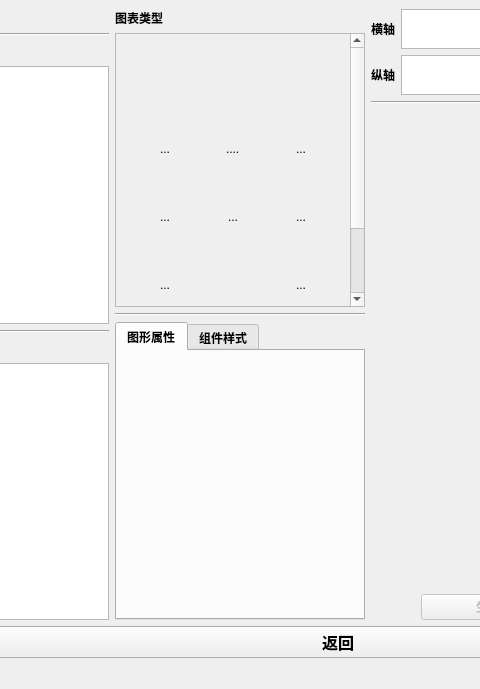
Above: views/UI_DataVisualizationWin.ui from kingry1/GraduationProject-Data-Visualization-System before the change; both pictures show x 125 to 605 and y 0 to 689 of the 926 by 689 pixel window. Below: the same form after it.
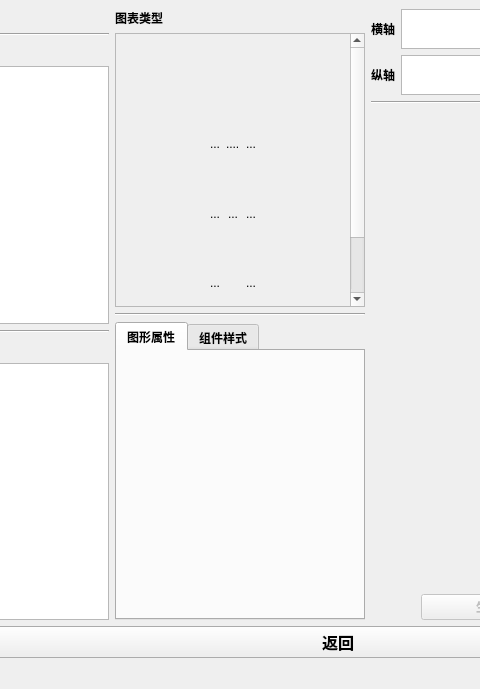
That is the form after the change. The open tabs and pages were chosen to show the change. Icons and pictures are not drawn. Custom widgets are drawn as their Qt base class.

Patch:
```diff
--- a/views/UI_DataVisualizationWin.ui
+++ b/views/UI_DataVisualizationWin.ui
@@ -180,7 +180,7 @@
               </property>
              </widget>
             </item>
-            <item>
+            <item alignment="Qt::AlignHCenter">
              <widget class="QScrollArea" name="scrollArea">
               <property name="sizePolicy">
                <sizepolicy hsizetype="Fixed" vsizetype="Expanding">
@@ -196,7 +196,7 @@
               </property>
               <property name="maximumSize">
                <size>
-                <width>16777215</width>
+                <width>250</width>
                 <height>16777215</height>
                </size>
               </property>
@@ -211,12 +211,24 @@
                 <rect>
                  <x>0</x>
                  <y>0</y>
-                 <width>250</width>
-                 <height>374</height>
+                 <width>248</width>
+                 <height>350</height>
                 </rect>
                </property>
                <layout class="QVBoxLayout" name="verticalLayout_2">
-                <item>
+                <property name="leftMargin">
+                 <number>0</number>
+                </property>
+                <property name="topMargin">
+                 <number>0</number>
+                </property>
+                <property name="rightMargin">
+                 <number>0</number>
+                </property>
+                <property name="bottomMargin">
+                 <number>0</number>
+                </property>
+                <item alignment="Qt::AlignHCenter">
                  <widget class="QWidget" name="widget_graph" native="true">
                   <property name="minimumSize">
                    <size>
@@ -225,6 +237,18 @@
                    </size>
                   </property>
                   <layout class="QHBoxLayout" name="horizontalLayout_2">
+                   <property name="leftMargin">
+                    <number>0</number>
+                   </property>
+                   <property name="topMargin">
+                    <number>12</number>
+                   </property>
+                   <property name="rightMargin">
+                    <number>0</number>
+                   </property>
+                   <property name="bottomMargin">
+                    <number>0</number>
+                   </property>
                    <item>
                     <layout class="QGridLayout" name="gridLayout">
                      <item row="3" column="0" alignment="Qt::AlignHCenter">
@@ -405,8 +429,39 @@
                 <string>图形属性</string>
                </attribute>
                <layout class="QVBoxLayout" name="verticalLayout_5">
-                <item>
-                 <widget class="propertyForm" name="widget_property" native="true"/>
+                <property name="leftMargin">
+                 <number>0</number>
+                </property>
+                <property name="topMargin">
+                 <number>0</number>
+                </property>
+                <property name="rightMargin">
+                 <number>0</number>
+                </property>
+                <property name="bottomMargin">
+                 <number>0</number>
+                </property>
+                <item alignment="Qt::AlignHCenter">
+                 <widget class="propertyForm" name="widget_property" native="true">
+                  <property name="sizePolicy">
+                   <sizepolicy hsizetype="Fixed" vsizetype="Preferred">
+                    <horstretch>0</horstretch>
+                    <verstretch>0</verstretch>
+                   </sizepolicy>
+                  </property>
+                  <property name="minimumSize">
+                   <size>
+                    <width>245</width>
+                    <height>0</height>
+                   </size>
+                  </property>
+                  <property name="maximumSize">
+                   <size>
+                    <width>245</width>
+                    <height>16777215</height>
+                   </size>
+                  </property>
+                 </widget>
                 </item>
                </layout>
               </widget>
```
Left out of the diff: 242 changed lines with no effect on the pictures.
